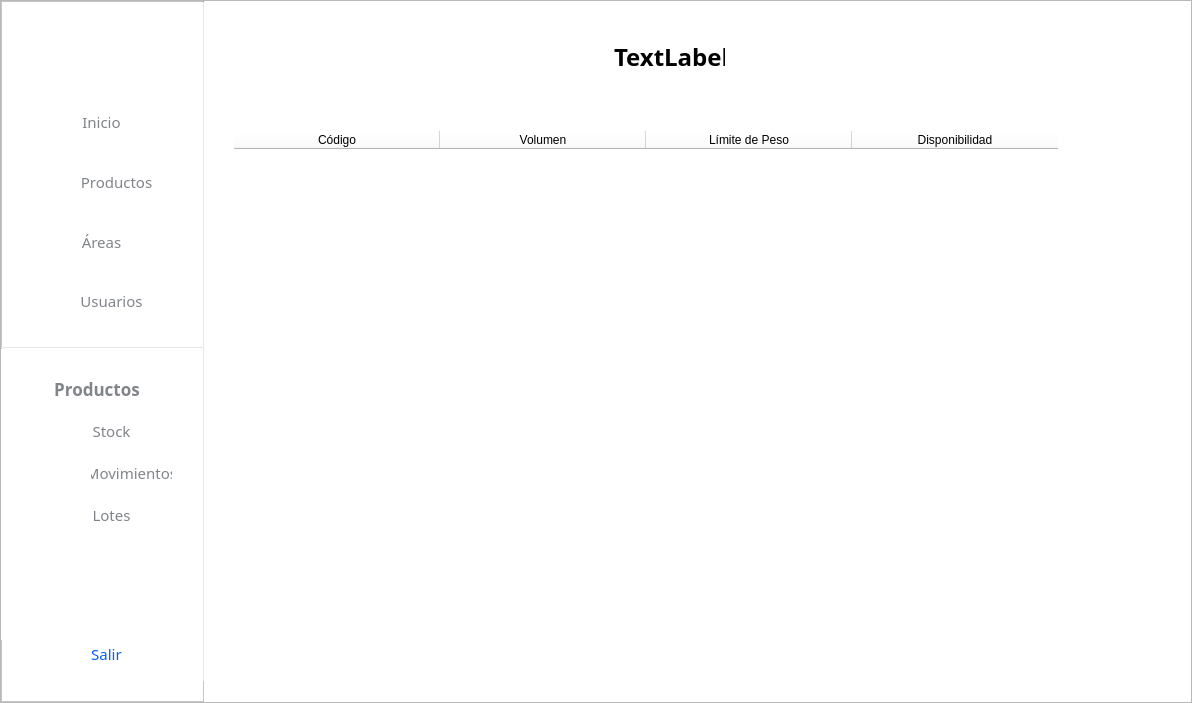
Old version of the form Interfaces/main/main_ui.ui in the repository juanignaciocansillieri/bullsoft.
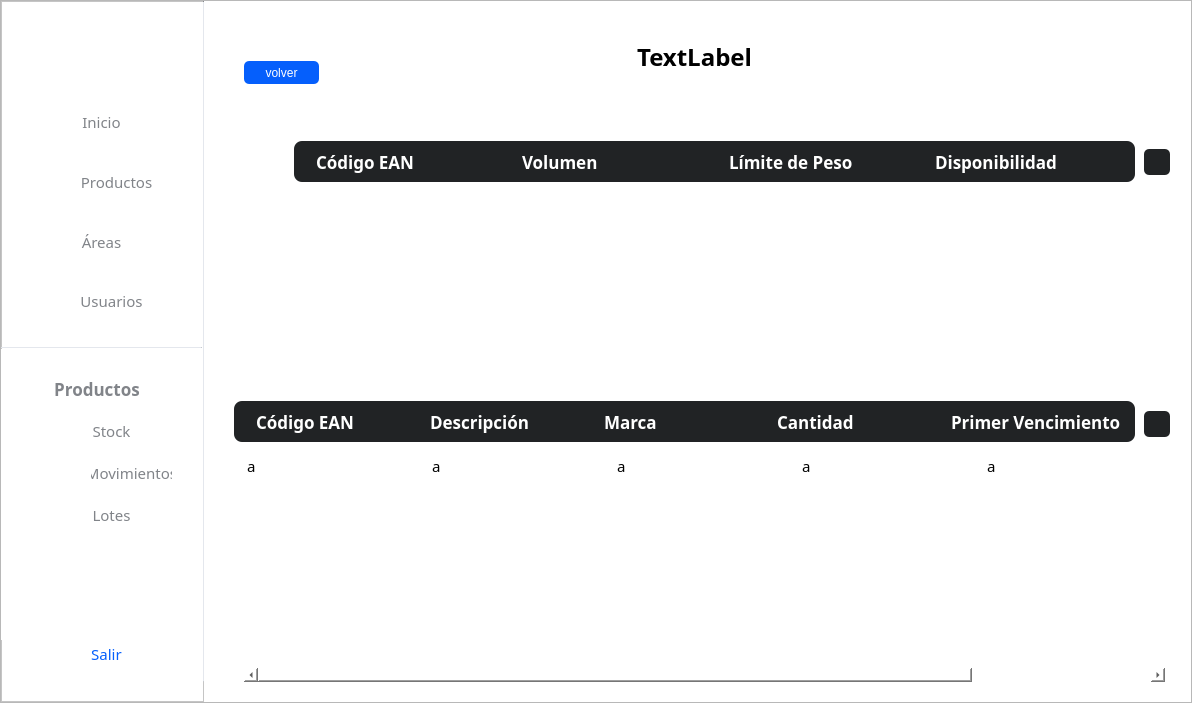
New version of the form. The open tabs and pages were chosen to show the change. Icons and pictures are not drawn.

```diff
--- a/Interfaces/main/main_ui.ui
+++ b/Interfaces/main/main_ui.ui
@@ -1468,9 +1468,9 @@
              <widget class="QLabel" name="label_posicion">
               <property name="geometry">
                <rect>
-                <x>410</x>
+                <x>0</x>
                 <y>20</y>
-                <width>111</width>
+                <width>981</width>
                 <height>71</height>
                </rect>
               </property>
@@ -1485,46 +1485,618 @@
               <property name="text">
                <string>TextLabel</string>
               </property>
+              <property name="alignment">
+               <set>Qt::AlignCenter</set>
+              </property>
              </widget>
              <widget class="QTableWidget" name="tableWidget_niveles">
               <property name="geometry">
                <rect>
                 <x>30</x>
-                <y>130</y>
-                <width>871</width>
-                <height>231</height>
+                <y>170</y>
+                <width>931</width>
+                <height>201</height>
                </rect>
               </property>
+              <property name="styleSheet">
+               <string notr="true">QTableWidget{
+font-size: 11pt;
+margin-left: 0px;
+margin-top:15px;
+color: #000;
+font-family: Cairo Semibold;
+text-align:center;
+border:none
+
+}
+QheaderView::item
+    {
+text-align:center;
+
+    }
+QHeaderView::section {
+	background-color: #fff;
+	border-radius: 5px;
+	color:#000;
+    font-size: 12pt;
+	font-family:Cairo;
+    font-weight: bold;
+
+
+}
+</string>
+              </property>
+              <property name="editTriggers">
+               <set>QAbstractItemView::AnyKeyPressed</set>
+              </property>
+              <property name="showGrid">
+               <bool>false</bool>
+              </property>
+              <attribute name="horizontalHeaderVisible">
+               <bool>false</bool>
+              </attribute>
               <attribute name="horizontalHeaderDefaultSectionSize">
-               <number>206</number>
+               <number>213</number>
+              </attribute>
+              <attribute name="horizontalHeaderHighlightSections">
+               <bool>false</bool>
               </attribute>
               <attribute name="horizontalHeaderMinimumSectionSize">
                <number>50</number>
               </attribute>
+              <attribute name="verticalHeaderVisible">
+               <bool>true</bool>
+              </attribute>
+              <attribute name="verticalHeaderCascadingSectionResizes">
+               <bool>false</bool>
+              </attribute>
               <attribute name="verticalHeaderDefaultSectionSize">
                <number>42</number>
               </attribute>
               <column>
                <property name="text">
-                <string>Código</string>
+                <string>New Column</string>
                </property>
               </column>
               <column>
                <property name="text">
-                <string>Volumen</string>
+                <string>New Column</string>
                </property>
               </column>
               <column>
                <property name="text">
-                <string>Límite de Peso</string>
+                <string>New Column</string>
                </property>
               </column>
               <column>
                <property name="text">
-                <string>Disponibilidad</string>
+                <string>New Column</string>
                </property>
               </column>
              </widget>
+             <widget class="QPushButton" name="btn_volver_niveles">
+              <property name="geometry">
+               <rect>
+                <x>40</x>
+                <y>60</y>
+                <width>75</width>
+                <height>23</height>
+               </rect>
+              </property>
+              <property name="styleSheet">
+               <string notr="true">QPushButton{
+background-color: #055ffc;
+color:#fff;
+border-radius: 5px;
+text-align:center;
+}
+
+QPushButton:hover{
+
+}</string>
+              </property>
+              <property name="text">
+               <string>volver</string>
+              </property>
+             </widget>
+             <widget class="QFrame" name="frame_37">
+              <property name="geometry">
+               <rect>
+                <x>90</x>
+                <y>140</y>
+                <width>841</width>
+                <height>41</height>
+               </rect>
+              </property>
+              <property name="minimumSize">
+               <size>
+                <width>156</width>
+                <height>41</height>
+               </size>
+              </property>
+              <property name="styleSheet">
+               <string notr="true">background-color: #212325;
+color:#fff;
+border-radius:8px;
+padding-left:4px;</string>
+              </property>
+              <property name="frameShape">
+               <enum>QFrame::StyledPanel</enum>
+              </property>
+              <property name="frameShadow">
+               <enum>QFrame::Raised</enum>
+              </property>
+              <layout class="QHBoxLayout" name="horizontalLayout_2">
+               <item>
+                <widget class="QLabel" name="label_78">
+                 <property name="font">
+                  <font>
+                   <family>Cairo</family>
+                   <pointsize>13</pointsize>
+                   <weight>75</weight>
+                   <bold>true</bold>
+                  </font>
+                 </property>
+                 <property name="styleSheet">
+                  <string notr="true">background: none;
+color: #fff ;
+</string>
+                 </property>
+                 <property name="text">
+                  <string>Código EAN</string>
+                 </property>
+                </widget>
+               </item>
+               <item>
+                <widget class="QLabel" name="label_79">
+                 <property name="font">
+                  <font>
+                   <family>Cairo</family>
+                   <pointsize>13</pointsize>
+                   <weight>75</weight>
+                   <bold>true</bold>
+                  </font>
+                 </property>
+                 <property name="styleSheet">
+                  <string notr="true">background: none;
+color: #fff ;
+
+</string>
+                 </property>
+                 <property name="text">
+                  <string>Volumen</string>
+                 </property>
+                </widget>
+               </item>
+               <item>
+                <widget class="QLabel" name="label_80">
+                 <property name="font">
+                  <font>
+                   <family>Cairo</family>
+                   <pointsize>13</pointsize>
+                   <weight>75</weight>
+                   <bold>true</bold>
+                  </font>
+                 </property>
+                 <property name="styleSheet">
+                  <string notr="true">background: none;
+color: #fff ;
+</string>
+                 </property>
+                 <property name="text">
+                  <string>Límite de Peso</string>
+                 </property>
+                </widget>
+               </item>
+               <item>
+                <widget class="QLabel" name="label_81">
+                 <property name="font">
+                  <font>
+                   <family>Cairo</family>
+                   <pointsize>13</pointsize>
+                   <weight>75</weight>
+                   <bold>true</bold>
+                  </font>
+                 </property>
+                 <property name="styleSheet">
+                  <string notr="true">background: none;
+color: #fff ;
+</string>
+                 </property>
+                 <property name="text">
+                  <string>Disponibilidad</string>
+                 </property>
+                </widget>
+               </item>
+              </layout>
+             </widget>
+             <widget class="QPushButton" name="btn_actualizarNiveles">
+              <property name="geometry">
+               <rect>
+                <x>940</x>
+                <y>148</y>
+                <width>26</width>
+                <height>26</height>
+               </rect>
+              </property>
+              <property name="font">
+               <font>
+                <family>Roboto</family>
+                <pointsize>10</pointsize>
+                <weight>75</weight>
+                <bold>true</bold>
+               </font>
+              </property>
+              <property name="cursor">
+               <cursorShape>PointingHandCursor</cursorShape>
+              </property>
+              <property name="styleSheet">
+               <string notr="true">QPushButton{
+border:none;
+font-family: Roboto;
+border-radius:5px;
+text-align: center;
+color: #282830 ;
+background: #212325
+
+}
+
+QPushButton:hover{
+		color:rgb(116, 116, 138)
+
+}</string>
+              </property>
+              <property name="text">
+               <string/>
+              </property>
+              <property name="icon">
+               <iconset resource="img/img.qrc">
+                <normaloff>:/img/lupa y actualizar_actualizar.png</normaloff>:/img/lupa y actualizar_actualizar.png</iconset>
+              </property>
+              <property name="iconSize">
+               <size>
+                <width>14</width>
+                <height>16</height>
+               </size>
+              </property>
+              <property name="checkable">
+               <bool>true</bool>
+              </property>
+             </widget>
+             <widget class="QFrame" name="frame_38">
+              <property name="geometry">
+               <rect>
+                <x>30</x>
+                <y>400</y>
+                <width>901</width>
+                <height>41</height>
+               </rect>
+              </property>
+              <property name="minimumSize">
+               <size>
+                <width>82</width>
+                <height>41</height>
+               </size>
+              </property>
+              <property name="styleSheet">
+               <string notr="true">background-color: #212325;
+color:#fff;
+border-radius:8px;
+padding-left:4px;</string>
+              </property>
+              <property name="frameShape">
+               <enum>QFrame::StyledPanel</enum>
+              </property>
+              <property name="frameShadow">
+               <enum>QFrame::Raised</enum>
+              </property>
+              <layout class="QHBoxLayout" name="horizontalLayout_19">
+               <item alignment="Qt::AlignLeft">
+                <widget class="QLabel" name="label_82">
+                 <property name="font">
+                  <font>
+                   <family>Cairo</family>
+                   <pointsize>13</pointsize>
+                   <weight>75</weight>
+                   <bold>true</bold>
+                  </font>
+                 </property>
+                 <property name="styleSheet">
+                  <string notr="true">background: none;
+color: #fff ;
+</string>
+                 </property>
+                 <property name="text">
+                  <string>Código EAN</string>
+                 </property>
+                </widget>
+               </item>
+               <item alignment="Qt::AlignLeft">
+                <widget class="QLabel" name="label_83">
+                 <property name="font">
+                  <font>
+                   <family>Cairo</family>
+                   <pointsize>13</pointsize>
+                   <weight>75</weight>
+                   <bold>true</bold>
+                  </font>
+                 </property>
+                 <property name="styleSheet">
+                  <string notr="true">background: none;
+color: #fff ;
+
+</string>
+                 </property>
+                 <property name="text">
+                  <string>Descripción</string>
+                 </property>
+                </widget>
+               </item>
+               <item alignment="Qt::AlignLeft">
+                <widget class="QLabel" name="label_84">
+                 <property name="font">
+                  <font>
+                   <family>Cairo</family>
+                   <pointsize>13</pointsize>
+                   <weight>75</weight>
+                   <bold>true</bold>
+                  </font>
+                 </property>
+                 <property name="styleSheet">
+                  <string notr="true">background: none;
+color: #fff ;
+</string>
+                 </property>
+                 <property name="text">
+                  <string>Marca</string>
+                 </property>
+                </widget>
+               </item>
+               <item alignment="Qt::AlignLeft">
+                <widget class="QLabel" name="label_85">
+                 <property name="font">
+                  <font>
+                   <family>Cairo</family>
+                   <pointsize>13</pointsize>
+                   <weight>75</weight>
+                   <bold>true</bold>
+                  </font>
+                 </property>
+                 <property name="styleSheet">
+                  <string notr="true">background: none;
+color: #fff ;
+</string>
+                 </property>
+                 <property name="text">
+                  <string>Cantidad</string>
+                 </property>
+                </widget>
+               </item>
+               <item alignment="Qt::AlignLeft">
+                <widget class="QLabel" name="label_86">
+                 <property name="font">
+                  <font>
+                   <family>Cairo</family>
+                   <pointsize>13</pointsize>
+                   <weight>75</weight>
+                   <bold>true</bold>
+                  </font>
+                 </property>
+                 <property name="styleSheet">
+                  <string notr="true">background: none;
+color: #fff ;
+</string>
+                 </property>
+                 <property name="text">
+                  <string>Primer Vencimiento</string>
+                 </property>
+                </widget>
+               </item>
+              </layout>
+             </widget>
+             <widget class="QTableWidget" name="tableWidget_prodNiveles">
+              <property name="geometry">
+               <rect>
+                <x>40</x>
+                <y>430</y>
+                <width>921</width>
+                <height>251</height>
+               </rect>
+              </property>
+              <property name="maximumSize">
+               <size>
+                <width>16777215</width>
+                <height>489</height>
+               </size>
+              </property>
+              <property name="cursor" stdset="0">
+               <cursorShape>PointingHandCursor</cursorShape>
+              </property>
+              <property name="styleSheet">
+               <string notr="true">QTableWidget{
+font-size: 11pt;
+margin-left: 0px;
+margin-top:15px;
+color: #000;
+font-family: Cairo Semibold;
+text-align:center;
+}
+QheaderView::item
+    {
+text-align:center;
+
+    }
+QHeaderView::section {
+    background-color: #394353;
+	border-radius: 11px;
+	color:#fff;
+    font-size: 9pt;
+	font-family:Roboto;
+}
+
+QHeaderView::section:horizontal
+{
+    border-top: 1px solid #394353;
+
+}
+
+QHeaderView::section:vertical
+{
+
+    border-left: 1px solid #394353;
+}</string>
+              </property>
+              <property name="editTriggers">
+               <set>QAbstractItemView::NoEditTriggers</set>
+              </property>
+              <property name="showGrid">
+               <bool>false</bool>
+              </property>
+              <attribute name="horizontalHeaderVisible">
+               <bool>false</bool>
+              </attribute>
+              <attribute name="horizontalHeaderCascadingSectionResizes">
+               <bool>true</bool>
+              </attribute>
+              <attribute name="horizontalHeaderDefaultSectionSize">
+               <number>185</number>
+              </attribute>
+              <attribute name="horizontalHeaderShowSortIndicator" stdset="0">
+               <bool>true</bool>
+              </attribute>
+              <attribute name="horizontalHeaderStretchLastSection">
+               <bool>true</bool>
+              </attribute>
+              <attribute name="verticalHeaderVisible">
+               <bool>false</bool>
+              </attribute>
+              <attribute name="verticalHeaderDefaultSectionSize">
+               <number>41</number>
+              </attribute>
+              <row>
+               <property name="text">
+                <string>New Row</string>
+               </property>
+              </row>
+              <row>
+               <property name="text">
+                <string>New Row</string>
+               </property>
+              </row>
+              <row>
+               <property name="text">
+                <string>New Row</string>
+               </property>
+              </row>
+              <row>
+               <property name="text">
+                <string>New Row</string>
+               </property>
+              </row>
+              <column>
+               <property name="text">
+                <string>New Column</string>
+               </property>
+              </column>
+              <column>
+               <property name="text">
+                <string>New Column</string>
+               </property>
+              </column>
+              <column>
+               <property name="text">
+                <string>New Column</string>
+               </property>
+              </column>
+              <column>
+               <property name="text">
+                <string>New Column</string>
+               </property>
+              </column>
+              <column>
+               <property name="text">
+                <string>New Column</string>
+               </property>
+              </column>
+              <item row="0" column="0">
+               <property name="text">
+                <string>a</string>
+               </property>
+              </item>
+              <item row="0" column="1">
+               <property name="text">
+                <string>a</string>
+               </property>
+              </item>
+              <item row="0" column="2">
+               <property name="text">
+                <string>a</string>
+               </property>
+              </item>
+              <item row="0" column="3">
+               <property name="text">
+                <string>a</string>
+               </property>
+              </item>
+              <item row="0" column="4">
+               <property name="text">
+                <string>a</string>
+               </property>
+              </item>
+             </widget>
+             <widget class="QPushButton" name="btn_actualizarProdNiveles">
+              <property name="geometry">
+               <rect>
+                <x>940</x>
+                <y>410</y>
+                <width>26</width>
+                <height>26</height>
+               </rect>
+              </property>
+              <property name="font">
+               <font>
+                <family>Roboto</family>
+                <pointsize>10</pointsize>
+                <weight>75</weight>
+                <bold>true</bold>
+               </font>
+              </property>
+              <property name="cursor">
+               <cursorShape>PointingHandCursor</cursorShape>
+              </property>
+              <property name="styleSheet">
+               <string notr="true">QPushButton{
+border:none;
+font-family: Roboto;
+border-radius:5px;
+text-align: center;
+color: #282830 ;
+background: #212325
+
+}
+
+QPushButton:hover{
+		color:rgb(116, 116, 138)
+
+}</string>
+              </property>
+              <property name="text">
+               <string/>
+              </property>
+              <property name="icon">
+               <iconset resource="img/img.qrc">
+                <normaloff>:/img/lupa y actualizar_actualizar.png</normaloff>:/img/lupa y actualizar_actualizar.png</iconset>
+              </property>
+              <property name="iconSize">
+               <size>
+                <width>14</width>
+                <height>16</height>
+               </size>
+              </property>
+              <property name="checkable">
+               <bool>true</bool>
+              </property>
+             </widget>
             </widget>
             <widget class="QWidget" name="page_area">
              <widget class="QFrame" name="frame_8">
```
Left out of the diff: 135 changed lines with no effect on the pictures.
